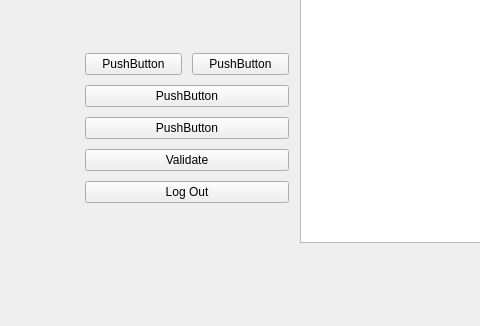
TIS2023-FMFI/pracovne-instrukcie, file src/app/ui/main_window.ui: the form before one commit; both pictures show x 0 to 480 and y 278 to 604 of the 1027 by 604 pixel window.
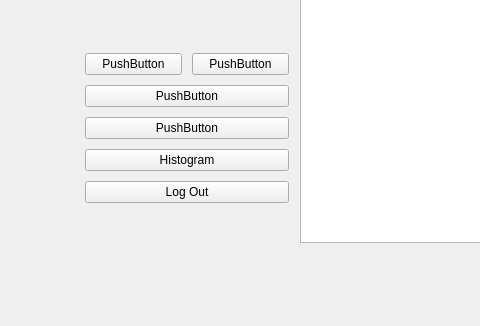
The form after the commit. Icons and pictures are not drawn.

Commit message: add validation, histogram and databases

The edit to the form file:
```diff
--- a/src/app/ui/main_window.ui
+++ b/src/app/ui/main_window.ui
@@ -119,7 +119,7 @@
                         <item>
                             <widget class="QPushButton" name="validate_button">
                                 <property name="text">
-                                    <string>Validate</string>
+                                    <string>Histogram</string>
                                 </property>
                             </widget>
                         </item>
```
Left out of the diff: 2 changed lines with no effect on the pictures. The commit also changes 13 other files.
